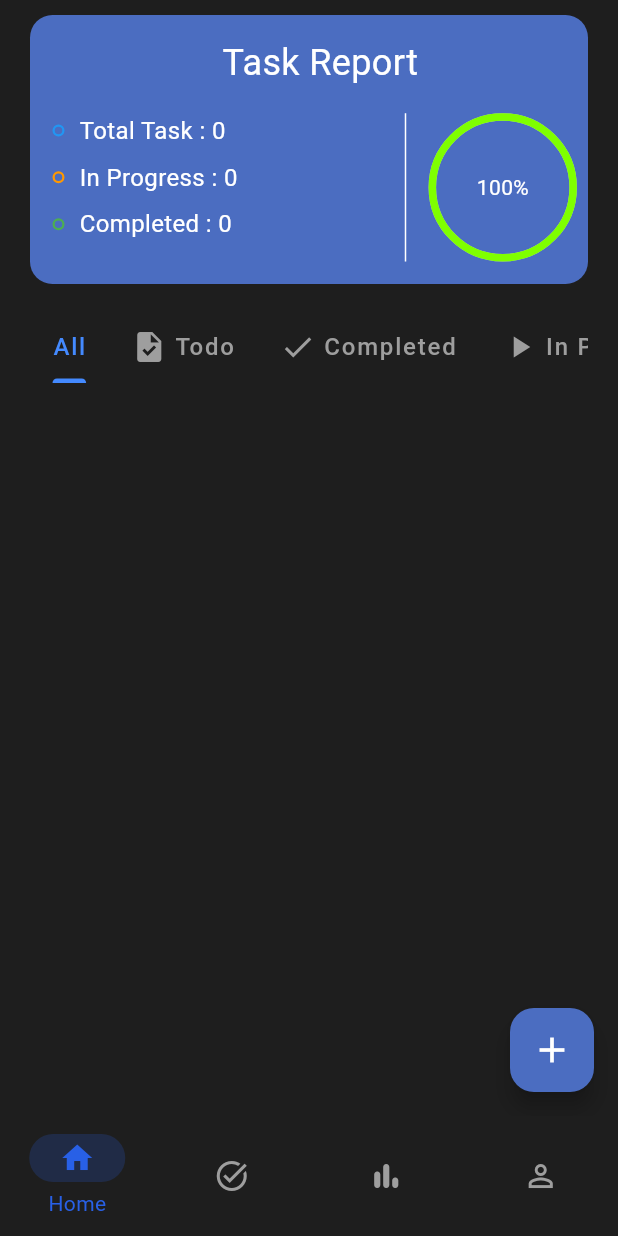
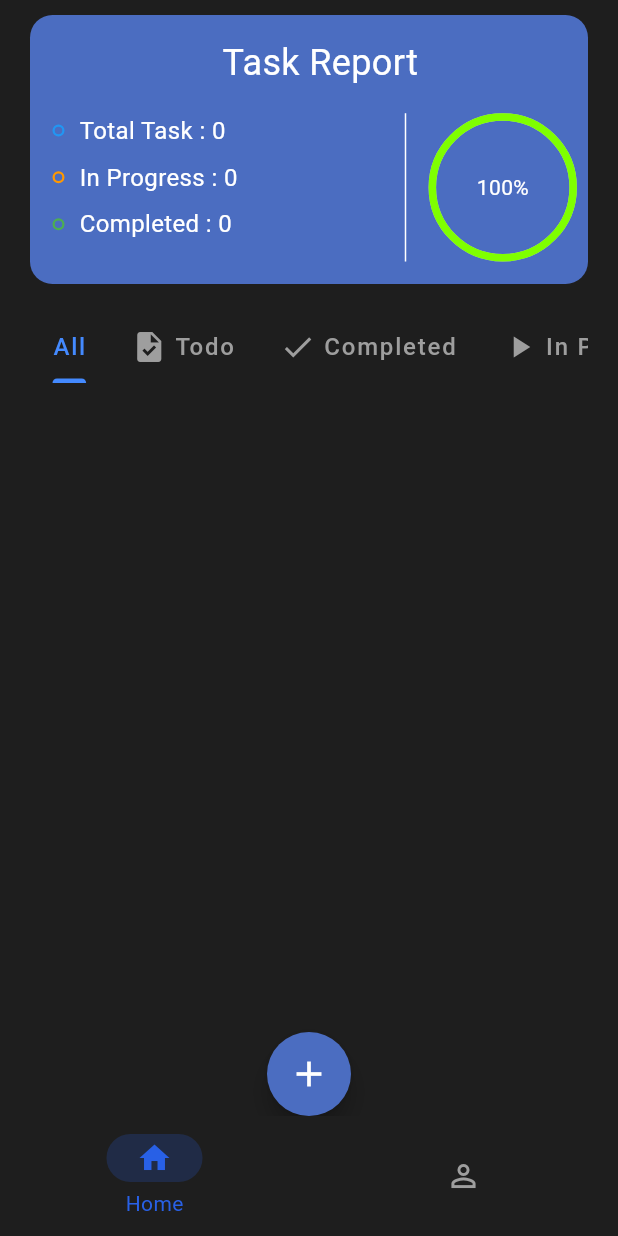
Before and after one commit to MuhammadHasan-Git/DoBits, a Flutter app: the screen it shows once a user with an empty profile is signed in, on a phone screen of 412 x 824 dp. Run offline on Flutter 3.47's test engine with Material 3 defaults, Android fonts, the phone set to English and light mode, and no system bars; drawn by our look-alikes of percent_indicator; our stand-ins replace animate_do, cloud_firestore, device_info_plus, email_validator, firebase_auth, firebase_core and 5 more; accounts and stored records are empty.

Commit message:
ui improvements

```diff
--- a/lib/main.dart
+++ b/lib/main.dart
@@ -89,28 +89,6 @@ class MyApp extends StatelessWidget {
             ),
             NavigationDestination(
               selectedIcon: Icon(
-                Icons.task_alt,
-                color: darkBlue,
-              ),
-              icon: Icon(
-                Icons.task_alt,
-                color: Colors.grey,
-              ),
-              label: 'Tasks',
-            ),
-            NavigationDestination(
-              selectedIcon: Icon(
-                Icons.bar_chart_rounded,
-                color: darkBlue,
-              ),
-              icon: Icon(
-                Icons.bar_chart_rounded,
-                color: Colors.grey,
-              ),
-              label: 'Insight',
-            ),
-            NavigationDestination(
-              selectedIcon: Icon(
                 Icons.person,
                 color: darkBlue,
               ),
--- a/lib/view/home_page.dart
+++ b/lib/view/home_page.dart
@@ -24,12 +24,14 @@ class HomePage extends StatelessWidget {
         ),
       ),
       floatingActionButton: FloatingActionButton(
+        shape: RoundedRectangleBorder(borderRadius: BorderRadius.circular(30)),
         backgroundColor: blue,
         tooltip: 'Add Task',
         onPressed: () =>
             Get.to(() => const AddTask(), transition: Transition.rightToLeft),
         child: const Icon(Icons.add, color: Colors.white, size: 28),
       ),
+      floatingActionButtonLocation: FloatingActionButtonLocation.centerDocked,
     );
   }
 }
--- a/lib/view/widget/all_task.dart
+++ b/lib/view/widget/all_task.dart
@@ -36,7 +36,7 @@ class AllTask extends StatelessWidget {
               snapshot: snapshot,
             );
           } else {
-            return SizedBox();
+            return const SizedBox();
           }
         });
   }
```
